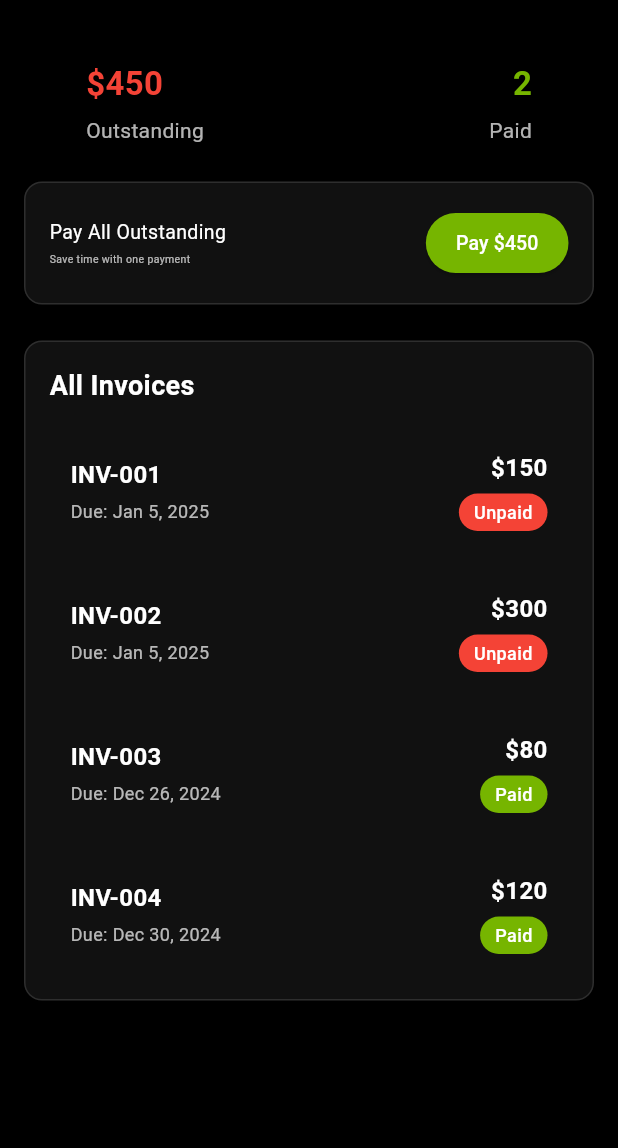
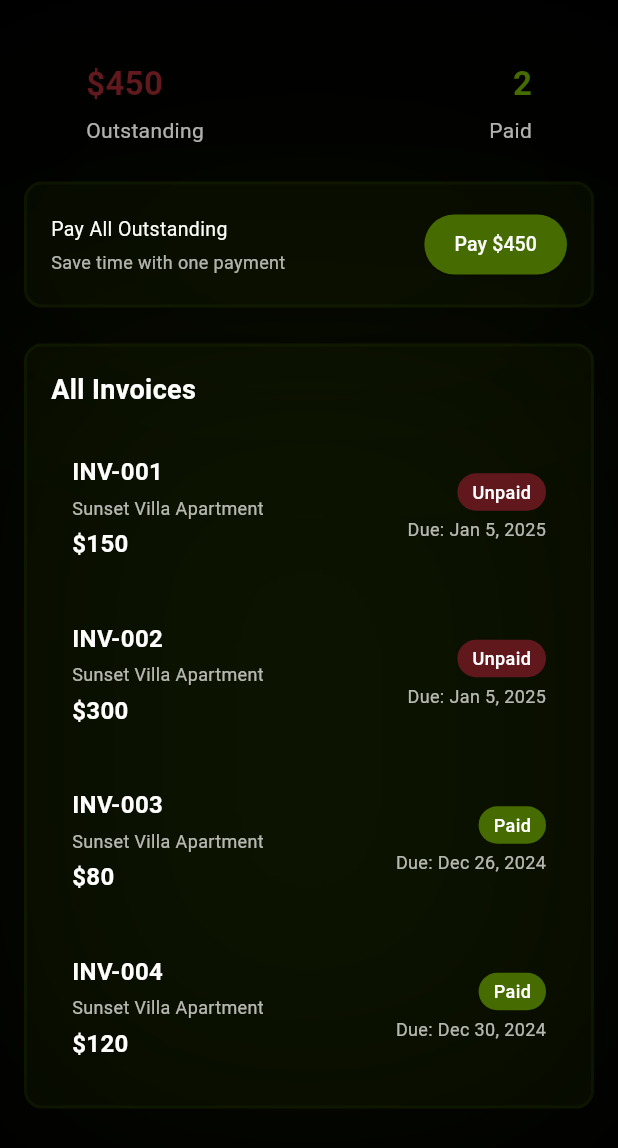
Before and after one commit to abdulrehman104/Outdoors-Mobile-App, a Flutter app: the InvoicesScreen screen opened directly, on a phone screen of 412 x 824 dp. Shown: the top 1148 px of the screen. Run offline on Flutter 3.47's test engine with Material 3 defaults, Android fonts, the phone set to English and light mode, and no system bars; our stand-ins replace dio, flutter_secure_storage, shared_preferences; accounts and stored records are empty; project files that could hold a hidden picture were left out.

Commit message:
Inovice Screen Upadted- Cusotmer

```diff
--- a/lib/features/customer/invoices/view/invoices_screen.dart
+++ b/lib/features/customer/invoices/view/invoices_screen.dart
@@ -15,7 +15,7 @@ class InvoicesScreen extends StatelessWidget {
             const SizedBox(height: 24),
             // Outstanding and Paid Section (Above Container)
             Row(
-              mainAxisAlignment: MainAxisAlignment.center, // Center the columns
+              mainAxisAlignment: MainAxisAlignment.center,
               children: [
                 // Outstanding Column
                 Column(
@@ -24,10 +24,11 @@ class InvoicesScreen extends StatelessWidget {
                     const Text(
                       "\$450",
                       style: TextStyle(
-                        color: Colors.red,
+                        color: Color(0xFF61181D),
                         fontSize: 22,
                         fontWeight: FontWeight.bold,
                       ),
+                      semanticsLabel: "Outstanding amount: 450 dollars",
                     ),
                     const SizedBox(height: 6),
                     const Text(
@@ -39,7 +40,7 @@ class InvoicesScreen extends StatelessWidget {
                     ),
                   ],
                 ),
-                const SizedBox(width: 190), // Increased gap between Outstanding and Paid
+                const SizedBox(width: 190),
                 // Paid Column
                 Column(
                   crossAxisAlignment: CrossAxisAlignment.end,
@@ -47,10 +48,11 @@ class InvoicesScreen extends StatelessWidget {
                     const Text(
                       "2",
                       style: TextStyle(
-                        color: Color(0xFF76B500),
+                        color: Color(0xFF466B00), // Updated from 0xFF76B500
                         fontSize: 22,
                         fontWeight: FontWeight.bold,
                       ),
+                      semanticsLabel: "2 invoices paid",
                     ),
                     const SizedBox(height: 6),
                     const Text(
@@ -69,9 +71,17 @@ class InvoicesScreen extends StatelessWidget {
             Container(
               padding: const EdgeInsets.all(16),
               decoration: BoxDecoration(
-                color: const Color(0xFF111111),
+                color: const Color(0x14466B00), // Updated from 0x14466B00 (no change needed here as it already uses 466B00)
                 borderRadius: BorderRadius.circular(12),
-                border: Border.all(color: Colors.white12, width: 1),
+                border: Border.all(color: const Color(0x1A466B00), width: 2),
+                boxShadow: const [
+                  BoxShadow(
+                    color: Color(0x1A466B00),
+                    blurRadius: 300,
+                    spreadRadius: 2,
+                    offset: Offset(0, 2),
+                  ),
+                ],
               ),
               child: Row(
                 mainAxisAlignment: MainAxisAlignment.spaceBetween,
@@ -86,13 +96,14 @@ class InvoicesScreen extends StatelessWidget {
                           color: Colors.white,
                           fontSize: 13,
                         ),
+                        semanticsLabel: "Pay All Outstanding",
                       ),
                       const SizedBox(height: 4),
                       const Text(
                         "Save time with one payment",
                         style: TextStyle(
                           color: Colors.white70,
-                          fontSize: 7,
+                          fontSize: 12,
                           fontWeight: FontWeight.normal,
                         ),
                       ),
@@ -102,7 +113,7 @@ class InvoicesScreen extends StatelessWidget {
                   ElevatedButton(
                     onPressed: () {},
                     style: ElevatedButton.styleFrom(
-                      backgroundColor: const Color(0xFF76B500),
+                      backgroundColor: const Color(0xFF466B00), // Updated from 0xFF76B500
                       padding: const EdgeInsets.symmetric(horizontal: 20, vertical: 10),
                       shape: RoundedRectangleBorder(
                         borderRadius: BorderRadius.circular(30),
@@ -111,6 +122,7 @@ class InvoicesScreen extends StatelessWidget {
                     child: const Text(
                       "Pay \$450",
                       style: TextStyle(color: Colors.white, fontSize: 13),
+                      semanticsLabel: "Pay 450 dollars",
                     ),
                   ),
                 ],
@@ -121,9 +133,17 @@ class InvoicesScreen extends StatelessWidget {
             Container(
               padding: const EdgeInsets.all(16),
               decoration: BoxDecoration(
-                color: const Color(0xFF111111),
+                color: const Color(0x14466B00), // Updated from 0x14466B00 (no change needed here)
                 borderRadius: BorderRadius.circular(12),
-                border: Border.all(color: Colors.white12, width: 1),
+                border: Border.all(color: const Color(0x1A466B00), width: 2),
+                boxShadow: const [
+                  BoxShadow(
+                    color: Color(0x1A466B00),
+                    blurRadius: 300,
+                    spreadRadius: 2,
+                    offset: Offset(0, 2),
+                  ),
+                ],
               ),
               child: Column(
                 crossAxisAlignment: CrossAxisAlignment.start,
@@ -135,38 +155,43 @@ class InvoicesScreen extends StatelessWidget {
                       fontSize: 18,
                       fontWeight: FontWeight.w600,
                     ),
+                    semanticsLabel: "All Invoices Section",
                   ),
                   const SizedBox(height: 16),
                   InvoiceCard(
                     invoiceNumber: "INV-001",
+                    subheading: "Sunset Villa Apartment",
                     amount: "\$150",
                     dueDate: "Due: Jan 5, 2025",
                     status: "Unpaid",
-                    statusColor: Colors.red,
+                    statusColor: const Color(0xFF61181D),
                   ),
                   const SizedBox(height: 12),
                   InvoiceCard(
                     invoiceNumber: "INV-002",
+                    subheading: "Sunset Villa Apartment",
                     amount: "\$300",
                     dueDate: "Due: Jan 5, 2025",
                     status: "Unpaid",
-                    statusColor: Colors.red,
+                    statusColor: const Color(0xFF61181D),
                   ),
                   const SizedBox(height: 12),
                   InvoiceCard(
                     invoiceNumber: "INV-003",
+                    subheading: "Sunset Villa Apartment",
                     amount: "\$80",
                     dueDate: "Due: Dec 26, 2024",
                     status: "Paid",
-                    statusColor: const Color(0xFF76B500),
+                    statusColor: const Color(0xFF466B00), // Updated from 0xFF76B500
                   ),
                   const SizedBox(height: 12),
                   InvoiceCard(
                     invoiceNumber: "INV-004",
+                    subheading: "Sunset Villa Apartment",
                     amount: "\$120",
                     dueDate: "Due: Dec 30, 2024",
                     status: "Paid",
-                    statusColor: const Color(0xFF76B500),
+                    statusColor: const Color(0xFF466B00), // Updated from 0xFF76B500
                   ),
                 ],
               ),
@@ -180,6 +205,7 @@ class InvoicesScreen extends StatelessWidget {
 
 class InvoiceCard extends StatelessWidget {
   final String invoiceNumber;
+  final String subheading;
   final String amount;
   final String dueDate;
   final String status;
@@ -188,6 +214,7 @@ class InvoiceCard extends StatelessWidget {
   const InvoiceCard({
     super.key,
     required this.invoiceNumber,
+    required this.subheading,
     required this.amount,
     required this.dueDate,
     required this.status,
@@ -199,7 +226,6 @@ class InvoiceCard extends StatelessWidget {
     return Container(
       padding: const EdgeInsets.all(14),
       decoration: BoxDecoration(
-        color: const Color(0xFF111111),
         borderRadius: BorderRadius.circular(12),
       ),
       child: Row(
@@ -216,13 +242,23 @@ class InvoiceCard extends StatelessWidget {
                   fontSize: 16,
                   fontWeight: FontWeight.w600,
                 ),
+                semanticsLabel: "Invoice $invoiceNumber",
               ),
               const SizedBox(height: 4),
               Text(
-                dueDate,
+                subheading,
                 style: const TextStyle(
                   color: Colors.white70,
                   fontSize: 12,
+                ),
+              ),
+              const SizedBox(height: 4),
+              Text(
+                amount,
+                style: const TextStyle(
+                  color: Colors.white,
+                  fontSize: 16,
+                  fontWeight: FontWeight.w600,
                 ),
               ),
             ],
@@ -231,15 +267,6 @@ class InvoiceCard extends StatelessWidget {
           Column(
             crossAxisAlignment: CrossAxisAlignment.end,
             children: [
-              Text(
-                amount,
-                style: const TextStyle(
-                  color: Colors.white,
-                  fontSize: 16,
-                  fontWeight: FontWeight.w600,
-                ),
-              ),
-              const SizedBox(height: 6),
               Container(
                 padding: const EdgeInsets.symmetric(horizontal: 10, vertical: 4),
                 decoration: BoxDecoration(
@@ -255,6 +282,14 @@ class InvoiceCard extends StatelessWidget {
                   ),
                 ),
               ),
+              const SizedBox(height: 4),
+              Text(
+                dueDate,
+                style: const TextStyle(
+                  color: Colors.white70,
+                  fontSize: 12,
+                ),
+              ),
             ],
           ),
         ],
```
